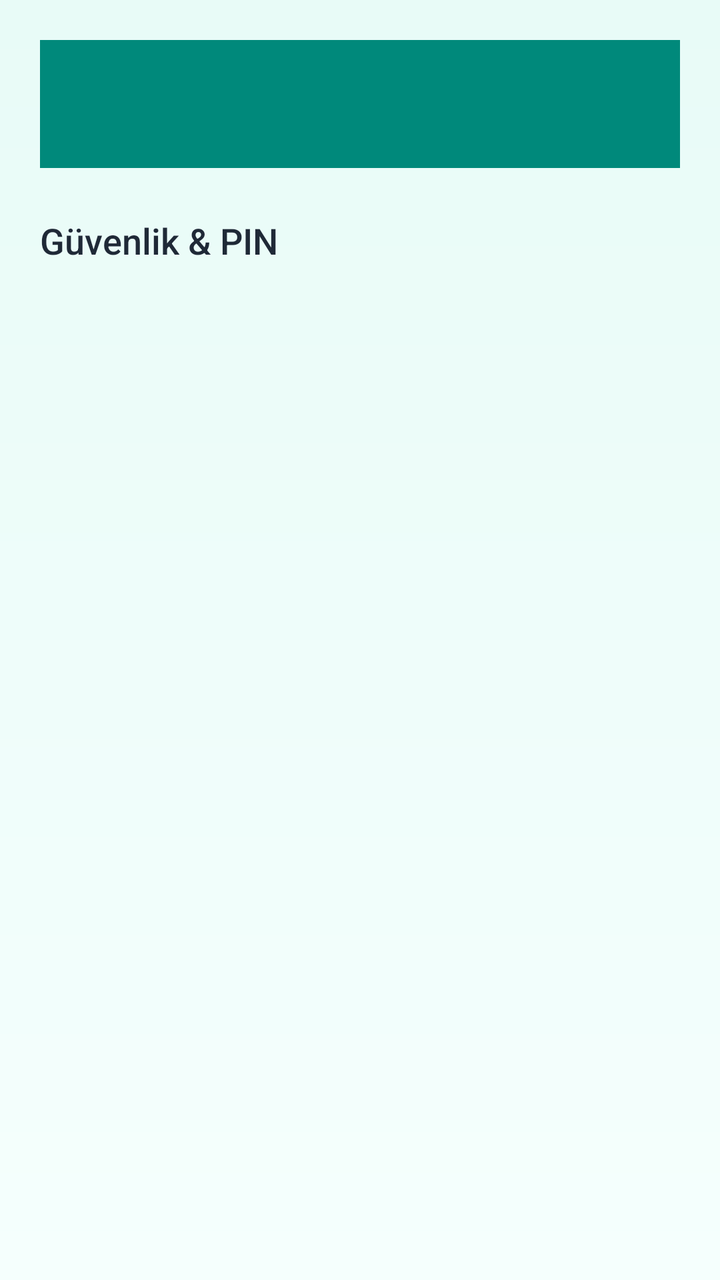
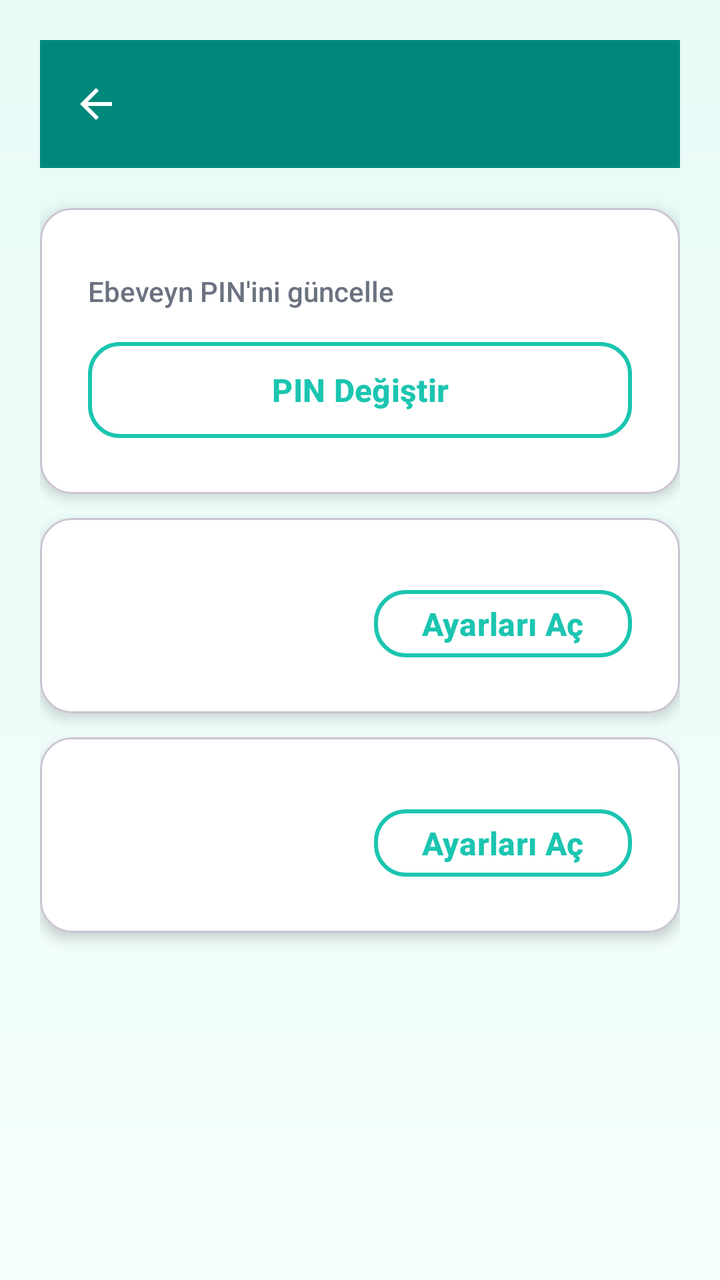

Screens rendered from an Android XML layout before and after an edit, with the pre-edit source and the edit as a unified diff.
<!-- AndroidManifest.xml: application theme Theme.BrainBuddy -->
<!-- res/layout/activity_security.xml -->
<?xml version="1.0" encoding="utf-8"?>
<LinearLayout xmlns:android="http://schemas.android.com/apk/res/android"
    xmlns:app="http://schemas.android.com/apk/res-auto"
    android:layout_width="match_parent"
    android:layout_height="match_parent"
    android:orientation="vertical"
    android:background="@drawable/bg_gradient"
    android:padding="20dp">

    <com.google.android.material.appbar.MaterialToolbar
        android:id="@+id/toolbar"
        android:layout_width="match_parent"
        android:layout_height="?attr/actionBarSize"
        android:background="@color/bb_turquoise_dark"
        app:titleTextColor="@color/white"/>

    <TextView
        android:layout_width="match_parent"
        android:layout_height="wrap_content"
        android:layout_marginTop="24dp"
        android:text="Güvenlik &amp; PIN"
        android:textSize="18sp"
        android:textColor="@color/bb_text_dark"/>

</LinearLayout>
<!-- resources referenced by this layout -->
<resources>
  <color name="bb_text_dark">#1F2937</color>
  <color name="bb_turquoise_dark">#00897B</color>
  <color name="white">#FFFFFF</color>
  <!-- drawable bg_gradient (drawable) -->
  <?xml version="1.0" encoding="utf-8"?>
  <layer-list xmlns:android="http://schemas.android.com/apk/res/android">
      <item>
          <shape>
              <gradient
                  android:angle="270"
                  android:startColor="#E8FBF7"
                  android:endColor="#F5FFFD"/>
          </shape>
      </item>
  </layer-list>
  <style name="Theme.BrainBuddy" parent="Theme.Material3.DayNight.NoActionBar">
          <item name="colorPrimary">@color/bb_primary</item>
          <item name="colorOnPrimary">@color/white</item>
          <item name="colorSecondary">@color/bb_secondary</item>
          <item name="colorOnSecondary">@color/white</item>
          <item name="colorTertiary">@color/bb_accent</item>
          <item name="colorOnTertiary">@color/black</item>
          <item name="colorError">@color/bb_error</item>
          <item name="colorSurface">@color/bb_bg</item>
          <item name="colorOnSurface">@color/bb_text</item>
          <item name="colorSurfaceContainer">@color/bb_surface_container</item>
          <item name="colorOnSurfaceVariant">@color/bb_text_muted</item>
          <item name="android:windowBackground">@drawable/bg_gradient</item>
          <item name="android:textColorPrimary">@color/bb_text</item>
          <item name="android:textColorSecondary">@color/bb_text_muted</item>
          <item name="materialButtonStyle">@style/BBButton</item>
          <item name="android:fontFamily">sans-serif-medium</item>
      </style>
  <color name="bb_primary">#1BC5B0</color>
  <color name="bb_secondary">#00897B</color>
  <color name="bb_accent">#FFC107</color>
  <color name="black">#000000</color>
  <color name="bb_error">#FF5252</color>
  <color name="bb_bg">#E8FBF7</color>
  <color name="bb_text">#1F2937</color>
  <color name="bb_surface_container">#F0FDF9</color>
  <color name="bb_text_muted">#6B7280</color>
  <style name="BBButton" parent="Widget.Material3.Button">
          <item name="android:minHeight">56dp</item>
          <item name="android:paddingStart">24dp</item>
          <item name="android:paddingEnd">24dp</item>
          <item name="cornerRadius">16dp</item>
          <item name="android:textAllCaps">false</item>
          <item name="android:textColor">@color/white</item>
          <item name="android:textSize">16sp</item>
          <item name="android:textStyle">bold</item>
          <item name="backgroundTint">@color/bb_primary</item>
      </style>
</resources>

<!-- the commit's change to res/layout/activity_security.xml (unified diff, before → after) -->
@@ -1,25 +1,163 @@
 <?xml version="1.0" encoding="utf-8"?>
-<LinearLayout xmlns:android="http://schemas.android.com/apk/res/android"
+<ScrollView xmlns:android="http://schemas.android.com/apk/res/android"
     xmlns:app="http://schemas.android.com/apk/res-auto"
     android:layout_width="match_parent"
     android:layout_height="match_parent"
     android:orientation="vertical"
     android:background="@drawable/bg_gradient"
-    android:padding="20dp">
+    android:fillViewport="true">
 
-    <com.google.android.material.appbar.MaterialToolbar
-        android:id="@+id/toolbar"
-        android:layout_width="match_parent"
-        android:layout_height="?attr/actionBarSize"
-        android:background="@color/bb_turquoise_dark"
-        app:titleTextColor="@color/white"/>
-
-    <TextView
+    <LinearLayout
         android:layout_width="match_parent"
         android:layout_height="wrap_content"
-        android:layout_marginTop="24dp"
-        android:text="Güvenlik &amp; PIN"
-        android:textSize="18sp"
-        android:textColor="@color/bb_text_dark"/>
+        android:orientation="vertical"
+        android:padding="20dp">
 
-</LinearLayout>
+        <com.google.android.material.appbar.MaterialToolbar
+            android:id="@+id/toolbar"
+            android:layout_width="match_parent"
+            android:layout_height="?attr/actionBarSize"
+            android:background="@color/bb_turquoise_dark"
+            app:titleTextColor="@color/white"
+            app:navigationIcon="?attr/homeAsUpIndicator"
+            app:navigationIconTint="@color/white"/>
+
+        <com.google.android.material.card.MaterialCardView
+            style="@style/BB.Card"
+            android:layout_width="match_parent"
+            android:layout_height="wrap_content"
+            android:layout_marginTop="20dp"
+            app:cardBackgroundColor="@color/white"
+            app:cardCornerRadius="16dp"
+            app:cardElevation="4dp">
+
+            <LinearLayout
+                android:layout_width="match_parent"
+                android:layout_height="wrap_content"
+                android:orientation="vertical"
+                android:padding="24dp">
+
+                <TextView
+                    android:text="@string/parent_change_pin"
+                    android:textSize="18sp"
+                    android:textStyle="bold"
+                    android:textColor="@color/bb_text"/>
+
+                <TextView
+                    android:layout_width="match_parent"
+                    android:layout_height="wrap_content"
+                    android:layout_marginTop="8dp"
+                    android:text="@string/parent_change_pin_sub"
+                    android:textSize="14sp"
+                    android:textColor="@color/bb_text_muted"/>
+
+                <com.google.android.material.button.MaterialButton
+                    android:id="@+id/btnChangePin"
+                    style="@style/BBButtonAlt"
+                    android:layout_width="match_parent"
+                    android:layout_height="wrap_content"
+                    android:layout_marginTop="12dp"
+                    android:text="@string/parent_change_pin"/>
+            </LinearLayout>
+        </com.google.android.material.card.MaterialCardView>
+
+        <com.google.android.material.card.MaterialCardView
+            style="@style/BB.Card"
+            android:layout_width="match_parent"
+            android:layout_height="wrap_content"
+            android:layout_marginTop="12dp"
+            app:cardBackgroundColor="@color/white"
+            app:cardCornerRadius="16dp"
+            app:cardElevation="4dp">
+
+            <LinearLayout
+                android:layout_width="match_parent"
+                android:layout_height="wrap_content"
+                android:orientation="vertical"
+                android:padding="24dp">
+
+                <TextView
+                    android:text="@string/perm_accessibility"
+                    android:textSize="18sp"
+                    android:textStyle="bold"
+                    android:textColor="@color/bb_text"/>
+
+                <LinearLayout
+                    android:layout_width="match_parent"
+                    android:layout_height="wrap_content"
+                    android:orientation="horizontal"
+                    android:gravity="center_vertical"
+                    android:layout_marginTop="8dp">
+
+                    <TextView
+                        android:id="@+id/tvAccessibilityStatus"
+                        android:layout_width="0dp"
+                        android:layout_height="wrap_content"
+                        android:layout_weight="1"
+                        android:textSize="14sp"
+                        android:textColor="@color/bb_text_muted"/>
+
+                    <com.google.android.material.button.MaterialButton
+                        android:id="@+id/btnAccessibility"
+                        style="@style/BBButtonAlt"
+                        android:text="@string/perm_open_settings"
+                        android:layout_width="wrap_content"
+                        android:layout_height="wrap_content"
+                        android:minWidth="0dp"
+                        android:minHeight="0dp"
+                        android:paddingHorizontal="16dp"/>
+                </LinearLayout>
+            </LinearLayout>
+        </com.google.android.material.card.MaterialCardView>
+
+        <com.google.android.material.card.MaterialCardView
+            style="@style/BB.Card"
+            android:layout_width="match_parent"
+            android:layout_height="wrap_content"
+            android:layout_marginTop="12dp"
+            android:layout_marginBottom="24dp"
+            app:cardBackgroundColor="@color/white"
+            app:cardCornerRadius="16dp"
+            app:cardElevation="4dp">
+
+            <LinearLayout
+                android:layout_width="match_parent"
+                android:layout_height="wrap_content"
+                android:orientation="vertical"
+                android:padding="24dp">
+
+                <TextView
+                    android:text="@string/perm_usage"
+                    android:textSize="18sp"
+                    android:textStyle="bold"
+                    android:textColor="@color/bb_text"/>
+
+                <LinearLayout
+                    android:layout_width="match_parent"
+                    android:layout_height="wrap_content"
+                    android:orientation="horizontal"
+                    android:gravity="center_vertical"
+                    android:layout_marginTop="8dp">
+
+                    <TextView
+                        android:id="@+id/tvUsageStatus"
+                        android:layout_width="0dp"
+                        android:layout_height="wrap_content"
+                        android:layout_weight="1"
+                        android:textSize="14sp"
+                        android:textColor="@color/bb_text_muted"/>
+
+                    <com.google.android.material.button.MaterialButton
+                        android:id="@+id/btnUsage"
+                        style="@style/BBButtonAlt"
+                        android:text="@string/perm_open_settings"
+                        android:layout_width="wrap_content"
+                        android:layout_height="wrap_content"
+                        android:minWidth="0dp"
+                        android:minHeight="0dp"
+                        android:paddingHorizontal="16dp"/>
+                </LinearLayout>
+            </LinearLayout>
+        </com.google.android.material.card.MaterialCardView>
+    </LinearLayout>
+</ScrollView>
<!-- resource entries referenced after the edit -->
@@ -1,6 +1,5 @@
 <!-- resources referenced by this layout -->
 <resources>
-  <color name="bb_text_dark">#1F2937</color>
   <color name="bb_turquoise_dark">#00897B</color>
   <color name="white">#FFFFFF</color>
   <!-- drawable bg_gradient (drawable) -->
@@ -15,6 +14,23 @@
           </shape>
       </item>
   </layer-list>
+  <string name="parent_change_pin">PIN Değiştir</string>
+  <string name="parent_change_pin_sub">Ebeveyn PIN\'ini güncelle</string>
+  <string name="perm_accessibility">Erişilebilirlik (Zorunlu)</string>
+  <string name="perm_open_settings">Ayarları Aç</string>
+  <string name="perm_usage">Kullanım Erişimi (Opsiyonel)</string>
+  <style name="BB.Card">
+          <item name="android:background">@drawable/bg_card</item>
+          <item name="android:padding">20dp</item>
+      </style>
+  <style name="BBButtonAlt" parent="Widget.Material3.Button.OutlinedButton">
+          <item name="android:minHeight">56dp</item>
+          <item name="cornerRadius">16dp</item>
+          <item name="android:textAllCaps">false</item>
+          <item name="android:textColor">@color/bb_primary</item>
+          <item name="strokeColor">@color/bb_primary</item>
+          <item name="strokeWidth">2dp</item>
+      </style>
   <style name="Theme.BrainBuddy" parent="Theme.Material3.DayNight.NoActionBar">
           <item name="colorPrimary">@color/bb_primary</item>
           <item name="colorOnPrimary">@color/white</item>
@@ -33,6 +49,17 @@
           <item name="materialButtonStyle">@style/BBButton</item>
           <item name="android:fontFamily">sans-serif-medium</item>
       </style>
+  <!-- drawable bg_card (drawable) -->
+  <?xml version="1.0" encoding="utf-8"?>
+  <shape xmlns:android="http://schemas.android.com/apk/res/android">
+      <solid android:color="@color/bb_card"/>
+      <corners android:radius="20dp"/>
+      <padding
+          android:left="16dp"
+          android:top="16dp"
+          android:right="16dp"
+          android:bottom="16dp"/>
+  </shape>
   <color name="bb_primary">#1BC5B0</color>
   <color name="bb_secondary">#00897B</color>
   <color name="bb_accent">#FFC107</color>
@@ -53,5 +80,6 @@
           <item name="android:textStyle">bold</item>
           <item name="backgroundTint">@color/bb_primary</item>
       </style>
+  <color name="bb_card">#FFFFFF</color>
 </resources>
 
